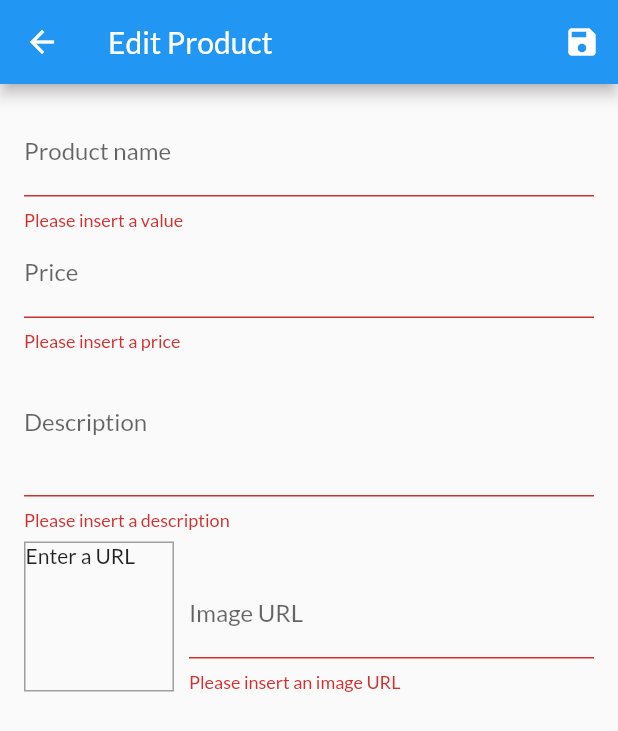
After one commit to maneca/shop_app, a Flutter app: the EditProductScreen screen opened by its route, after a tap on the "save" icon, on a phone screen of 412 x 824 dp. The commit adds this screen. Shown: the top 731 px of the screen. Run offline on Flutter 3.47's test engine with Material 2 defaults, Android fonts, the phone set to English and light mode, and no system bars; network calls fail.

Commit message:
Add edit product screen

```diff
--- a/lib/main.dart
+++ b/lib/main.dart
@@ -1,6 +1,7 @@
 import 'package:flutter/material.dart';
 import 'package:provider/provider.dart';
 
+import './screens/edit_product_screen.dart';
 import './screens/orders_screen.dart';
 import './screens/cart_screen.dart';
 import './screens/product_detail_screen.dart';
@@ -43,7 +44,8 @@ class MyApp extends StatelessWidget {
           ProductDetailScreen.routeName: (ctx) => ProductDetailScreen(),
           CartScreen.routeName: (ctx) => CartScreen(),
           OrdersScreen.routeName: (ctx) => OrdersScreen(),
-          UserProductsScreen.routeName: (cts) => UserProductsScreen()
+          UserProductsScreen.routeName: (cts) => UserProductsScreen(),
+          EditProductScreen.routeName: (cts) => EditProductScreen()
         },
       ),
     );
--- a/lib/providers/product.dart
+++ b/lib/providers/product.dart
@@ -2,10 +2,10 @@ import 'package:flutter/foundation.dart';
 
 class Product with ChangeNotifier{
   final String id;
-  final String name;
-  final String description;
-  final double price;
-  final String imageUrl;
+  String name;
+  String description;
+  double price;
+  String imageUrl;
   bool isFavourite;
 
   Product({
--- a/lib/providers/products.dart
+++ b/lib/providers/products.dart
@@ -21,8 +21,8 @@ class Products with ChangeNotifier {
     return _items.firstWhere((element) => element.id == id);
   }
 
-  void addProduct(){
-    //_items.add(value);
+  void addProduct(Product product){
+    _items.add(product);
     notifyListeners();
   }
 }
--- /dev/null
+++ b/lib/screens/edit_product_screen.dart
@@ -0,0 +1,177 @@
+import 'package:flutter/material.dart';
+import 'package:provider/provider.dart';
+import '../providers/product.dart';
+import '../providers/products.dart';
+
+class EditProductScreen extends StatefulWidget {
+  const EditProductScreen({Key key}) : super(key: key);
+  static const routeName = "./edit-product";
+
+  @override
+  _EditProductScreenState createState() => _EditProductScreenState();
+}
+
+class _EditProductScreenState extends State<EditProductScreen> {
+  final _priceFocusNode = FocusNode();
+  final _descriptionFocusNode = FocusNode();
+  final _imageUrlFocusNode = FocusNode();
+  final _imageUrlController = TextEditingController();
+  final _form = GlobalKey<FormState>();
+  Product _product = new Product(id: DateTime.now().toString(), description: "", imageUrl: "", name: "", price: 0.0);
+
+  @override
+  void initState() {
+    _imageUrlFocusNode.addListener(_updateImageUrl);
+    super.initState();
+  }
+
+  @override
+  void dispose() {
+    // we need to dispose of our manually created FocusNode to avoid memory leaks
+    _imageUrlFocusNode.removeListener(_updateImageUrl);
+    _priceFocusNode.dispose();
+    _descriptionFocusNode.dispose();
+    _imageUrlFocusNode.dispose();
+    _imageUrlController.dispose();
+    super.dispose();
+  }
+
+  void _updateImageUrl(){
+    if(!_imageUrlFocusNode.hasFocus)
+      setState(() { });
+  }
+
+  void _saveForm(){
+    if(_form.currentState.validate()){
+      _form.currentState.save();
+      Provider.of<Products>(context, listen: false).addProduct(_product);
+      Navigator.of(context).pop();
+    }
+  }
+
+  @override
+  Widget build(BuildContext context) {
+    return Scaffold(
+      appBar: AppBar(
+        title: Text("Edit Product"),
+        actions: [
+          IconButton(
+              onPressed: () => _saveForm(),
+              icon: Icon(Icons.save))
+        ],
+      ),
+      body: Padding(
+        padding: const EdgeInsets.all(16.0),
+        child: Form(
+          key: _form,
+          child: SingleChildScrollView(
+            child: Column(
+              children: [
+                TextFormField(
+                  decoration: InputDecoration(labelText: "Product name"),
+                  textInputAction: TextInputAction.next,
+                  onFieldSubmitted: (value) {
+                    FocusScope.of(context).requestFocus(_priceFocusNode);
+                  },
+                  validator: (value){
+                    if(value.isEmpty){
+                      return "Please insert a value";
+                    }
+
+                    return null;
+                  },
+                  onSaved: (value){
+                    _product.name = value;
+                  },
+                ),
+                TextFormField(
+                  decoration: InputDecoration(labelText: "Price"),
+                  textInputAction: TextInputAction.next,
+                  keyboardType: TextInputType.number,
+                  focusNode: _priceFocusNode,
+                  onFieldSubmitted: (value) {
+                      FocusScope.of(context).requestFocus(_descriptionFocusNode);
+                  },
+                  validator: (value){
+                    if(value.isEmpty){
+                      return "Please insert a price";
+                    }
+
+                    if(double.tryParse(value) == null)
+                      return "Please insert a valid price";
+
+                    if(double.parse(value) < 0){
+                      return "Only positive values are accepted";
+                    }
+
+                    return null;
+                  },
+                  onSaved: (value){
+                    _product.price = double.parse(value);
+                  },
+                ),
+                TextFormField(
+                  decoration: InputDecoration(labelText: "Description"),
+                  keyboardType: TextInputType.multiline,
+                  maxLines: 3,
+                  focusNode: _descriptionFocusNode,
+                  validator: (value){
+                    if(value.isEmpty)
+                      return "Please insert a description";
+
+                    return null;
+                  },
+                  onSaved: (value){
+                    _product.description = value;
+                  },
+                ),
+                Row(
+                  crossAxisAlignment: CrossAxisAlignment.end,
+                  children: [
+                    Container(
+                      height: 100,
+                      width: 100,
+                      margin: EdgeInsets.only(top: 8, right: 10),
+                      decoration: BoxDecoration(
+                          border: Border.all(width: 1, color: Colors.grey)),
+                      child: _imageUrlController.text.isEmpty
+                          ? Text("Enter a URL")
+                          : FittedBox(
+                              child: Image.network(_imageUrlController.text),
+                        fit: BoxFit.cover,
+                            ),
+                    ),
+                    Expanded(
+                      child: TextFormField(
+                        decoration: InputDecoration(labelText: "Image URL"),
+                        keyboardType: TextInputType.url,
+                        textInputAction: TextInputAction.done,
+                        controller: _imageUrlController,
+                        focusNode: _imageUrlFocusNode,
+                        onEditingComplete: (){
+                          setState(() { });
+                        },
+                        onSaved: (value){
+                          _product.imageUrl = value;
+                        },
+                        validator: (value){
+                          if(value.isEmpty)
+                            return "Please insert an image URL";
+
+                          return null;
+                        },
+                        onFieldSubmitted: (_){
+                          _saveForm();
+                        },
+                      ),
+                    )
+                  ],
+                )
+              ],
+            ),
+          ),
+        ),
+      ),
+    );
+  }
+}
--- a/lib/screens/user_products_screen.dart
+++ b/lib/screens/user_products_screen.dart
@@ -1,5 +1,6 @@
 import 'package:flutter/material.dart';
 import 'package:provider/provider.dart';
+import './edit_product_screen.dart';
 import '../providers/products.dart';
 import '../widgets/user_product_item.dart';
 import '../widgets/app_drawer.dart';
@@ -14,7 +15,13 @@ class UserProductsScreen extends StatelessWidget {
     return Scaffold(
         appBar: AppBar(
           title: Text("Your products"),
-          actions: [IconButton(icon: Icon(Icons.add), onPressed: () {})],
+          actions: [
+            IconButton(
+                icon: Icon(Icons.add),
+                onPressed: () {
+                  Navigator.of(context).pushNamed(EditProductScreen.routeName);
+                })
+          ],
         ),
         drawer: AppDrawer(),
         body: Padding(
```
Also changed, not shown: pubspec.lock.
